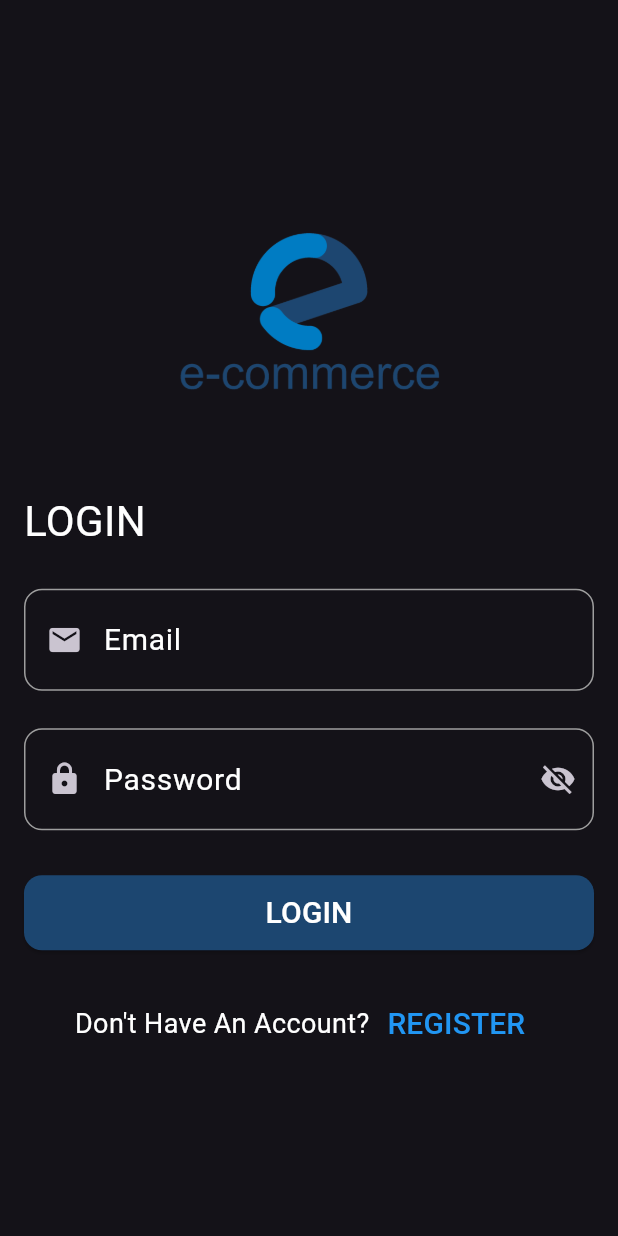
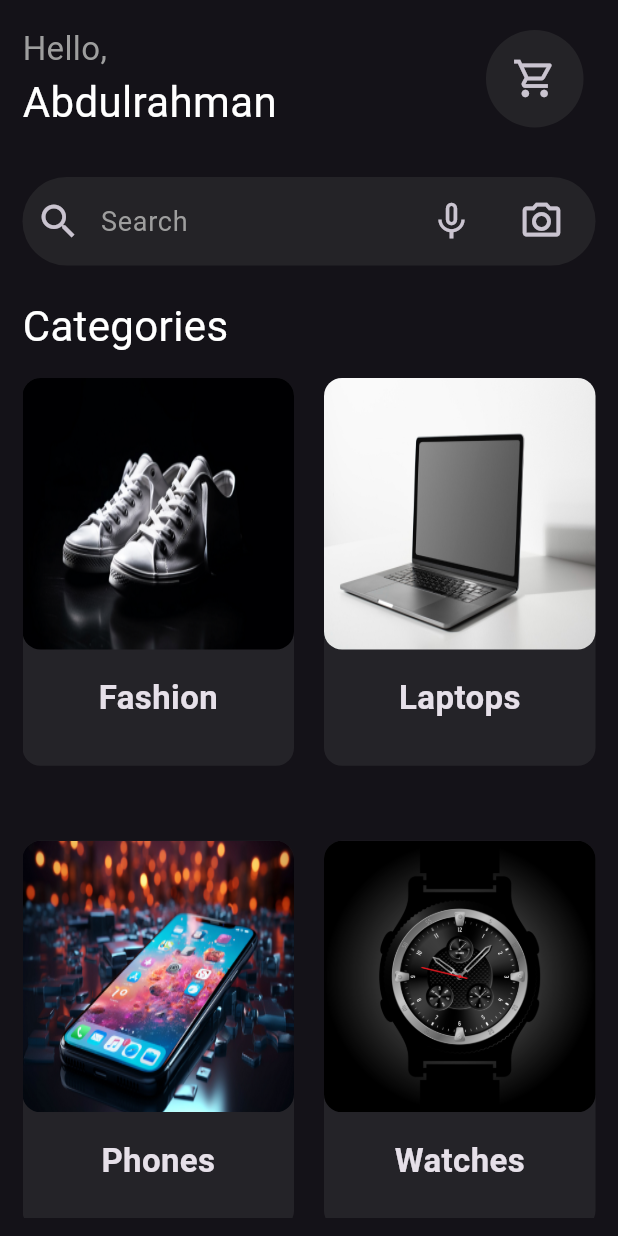
Before and after one commit to Kubbany/Mobile-Computing-Project, a Flutter app: the screen it shows after launch, after a tap on "LOGIN", on a phone screen of 412 x 824 dp. Run offline on Flutter 3.47's test engine with Material 3 defaults, Android fonts, the phone set to English and light mode, and no system bars.

Commit message:
category view UI Finished

```diff
--- a/lib/constants.dart
+++ b/lib/constants.dart
@@ -1,3 +1,6 @@
+import 'dart:ui';
+
 const kLoginView = "Login View";
 const kRegisterView = "Register View";
 const kCategoriesView = "Categories View";
+const kPrimaryColor = Color(0xff242327);
--- /dev/null
+++ b/lib/features/home/data/models/category_item_model.dart
@@ -0,0 +1,6 @@
+class CategoryItemModel {
+  final String image;
+  final String categoryName;
+
+  const CategoryItemModel({required this.image, required this.categoryName});
+}
--- /dev/null
+++ b/lib/features/home/presentation/views/categories_view.dart
@@ -0,0 +1,14 @@
+import 'package:ecommerce_app/constants.dart';
+import 'package:ecommerce_app/features/home/presentation/views/widgets/categories_view_body.dart';
+import 'package:flutter/material.dart';
+
+class CategoriesView extends StatelessWidget {
+  const CategoriesView({super.key});
+  static const String id = kCategoriesView;
+  @override
+  Widget build(BuildContext context) {
+    return const Scaffold(
+      body: CategoriesViewBody(),
+    );
+  }
+}
--- /dev/null
+++ b/lib/features/home/presentation/views/widgets/categories_grid_view.dart
@@ -0,0 +1,10 @@
+import 'package:flutter/material.dart';
+
+class CategoriesGridView extends StatelessWidget {
+  const CategoriesGridView({super.key});
+
+  @override
+  Widget build(BuildContext context) {
+    return const Placeholder();
+  }
+}
--- /dev/null
+++ b/lib/features/home/presentation/views/widgets/categories_view_body.dart
@@ -0,0 +1,46 @@
+import 'package:ecommerce_app/features/home/presentation/views/widgets/category_grid_view.dart';
+import 'package:ecommerce_app/features/home/presentation/views/widgets/custom_app_bar.dart';
+import 'package:ecommerce_app/features/home/presentation/views/widgets/custom_search_field.dart';
+import 'package:flutter/material.dart';
+
+class CategoriesViewBody extends StatelessWidget {
+  const CategoriesViewBody({super.key});
+
+  @override
+  Widget build(BuildContext context) {
+    return const SafeArea(
+      child: Padding(
+        padding: EdgeInsets.symmetric(
+          vertical: 12,
+          horizontal: 15,
+        ),
+        child: Column(
+          crossAxisAlignment: CrossAxisAlignment.start,
+          children: [
+            CustomAppBar(),
+            SizedBox(
+              height: 25,
+            ),
+            CustomSearchField(),
+            SizedBox(
+              height: 20,
+            ),
+            Text(
+              "Categories",
+              style: TextStyle(
+                fontSize: 28,
+                color: Colors.white,
+              ),
+            ),
+            SizedBox(
+              height: 15,
+            ),
+            Expanded(
+              child: CategoryGridView(),
+            ),
+          ],
+        ),
+      ),
+    );
+  }
+}
--- /dev/null
+++ b/lib/features/home/presentation/views/widgets/category_grid_view.dart
@@ -0,0 +1,32 @@
+import 'package:ecommerce_app/features/home/data/models/category_item_model.dart';
+import 'package:ecommerce_app/features/home/presentation/views/widgets/category_item.dart';
+import 'package:flutter/material.dart';
+
+class CategoryGridView extends StatelessWidget {
+  const CategoryGridView({super.key});
+  static const List<CategoryItemModel> items = [
+    CategoryItemModel(
+        image: "assets/images/fashion.jpg", categoryName: "Fashion"),
+    CategoryItemModel(
+        image: "assets/images/laptops.jpg", categoryName: "Laptops"),
+    CategoryItemModel(
+        image: "assets/images/phones.jpg", categoryName: "Phones"),
+    CategoryItemModel(
+        image: "assets/images/watches.jpg", categoryName: "Watches"),
+  ];
+  @override
+  Widget build(BuildContext context) {
+    return GridView.builder(
+      itemCount: items.length,
+      gridDelegate: const SliverGridDelegateWithFixedCrossAxisCount(
+        crossAxisCount: 2,
+        childAspectRatio: 0.7,
+        crossAxisSpacing: 20,
+        mainAxisSpacing: 50,
+      ),
+      itemBuilder: (context, index) => CategoryItem(
+        item: items[index],
+      ),
+    );
+  }
+}
--- /dev/null
+++ b/lib/features/home/presentation/views/widgets/category_item.dart
@@ -0,0 +1,48 @@
+import 'package:ecommerce_app/features/home/data/models/category_item_model.dart';
+import 'package:flutter/material.dart';
+
+class CategoryItem extends StatelessWidget {
+  const CategoryItem({
+    super.key,
+    required this.item,
+  });
+  final CategoryItemModel item;
+  @override
+  Widget build(BuildContext context) {
+    return Container(
+      padding: const EdgeInsets.only(
+        bottom: 30,
+      ),
+      decoration: BoxDecoration(
+        color: const Color(0xff242328),
+        borderRadius: BorderRadius.circular(12),
+      ),
+      child: Column(
+        children: [
+          ClipRRect(
+            borderRadius: BorderRadius.circular(12),
+            child: AspectRatio(
+              aspectRatio: 1,
+              child: Image.asset(
+                item.image,
+                fit: BoxFit.fill,
+              ),
+            ),
+          ),
+          const Expanded(
+            child: SizedBox(
+              height: 10,
+            ),
+          ),
+          Text(
+            item.categoryName,
+            style: const TextStyle(
+              fontSize: 22,
+              fontWeight: FontWeight.w700,
+            ),
+          ),
+        ],
+      ),
+    );
+  }
+}
--- /dev/null
+++ b/lib/features/home/presentation/views/widgets/custom_app_bar.dart
@@ -0,0 +1,52 @@
+import 'package:ecommerce_app/constants.dart';
+import 'package:flutter/material.dart';
+
+class CustomAppBar extends StatelessWidget {
+  const CustomAppBar({
+    super.key,
+  });
+
+  @override
+  Widget build(BuildContext context) {
+    return Row(
+      mainAxisAlignment: MainAxisAlignment.spaceBetween,
+      children: [
+        const Column(
+          crossAxisAlignment: CrossAxisAlignment.start,
+          children: [
+            Text(
+              "Hello,",
+              textAlign: TextAlign.start,
+              style: TextStyle(
+                fontSize: 22,
+                color: Colors.grey,
+              ),
+            ),
+            Text(
+              "Abdulrahman",
+              style: TextStyle(
+                fontSize: 28,
+                color: Colors.white,
+              ),
+            ),
+          ],
+        ),
+        IconButton(
+          onPressed: () {},
+          icon: Container(
+            width: 65,
+            height: 65,
+            decoration: const BoxDecoration(
+              color: kPrimaryColor,
+              shape: BoxShape.circle,
+            ),
+            child: const Icon(
+              Icons.shopping_cart_outlined,
+              size: 30,
+            ),
+          ),
+        ),
+      ],
+    );
+  }
+}
--- /dev/null
+++ b/lib/features/home/presentation/views/widgets/custom_search_field.dart
@@ -0,0 +1,62 @@
+import 'package:ecommerce_app/constants.dart';
+import 'package:flutter/material.dart';
+
+class CustomSearchField extends StatelessWidget {
+  const CustomSearchField({super.key});
+
+  @override
+  Widget build(BuildContext context) {
+    return TextField(
+      decoration: InputDecoration(
+        hintText: "Search",
+        hintStyle: const TextStyle(
+          fontSize: 18,
+          color: Colors.grey,
+        ),
+        prefixIcon: const Icon(
+          Icons.search,
+          size: 30,
+        ),
+        suffixIcon: Row(
+          mainAxisSize: MainAxisSize.min,
+          children: [
+            IconButton(
+              onPressed: () {},
+              icon: const Icon(
+                Icons.mic_none,
+                size: 30,
+              ),
+            ),
+            Padding(
+              padding: const EdgeInsets.symmetric(
+                horizontal: 12,
+              ),
+              child: IconButton(
+                onPressed: () {},
+                icon: const Icon(
+                  Icons.camera_alt_outlined,
+                  size: 30,
+                ),
+              ),
+            ),
+          ],
+        ),
+        filled: true,
+        fillColor: kPrimaryColor,
+        enabledBorder: buildBorder(),
+        focusedBorder: buildBorder(),
+      ),
+    );
+  }
+
+  OutlineInputBorder buildBorder() {
+    return OutlineInputBorder(
+      borderSide: const BorderSide(
+        color: Colors.transparent,
+      ),
+      borderRadius: BorderRadius.circular(
+        999,
+      ),
+    );
+  }
+}
--- a/lib/features/login&register/presentation/views/widgets/login_view_body.dart
+++ b/lib/features/login&register/presentation/views/widgets/login_view_body.dart
@@ -48,7 +48,9 @@ class LoginViewBody extends StatelessWidget {
                 height: 30,
               ),
               CustomButton(
-                onPressed: () {},
+                onPressed: () {
+                  Navigator.pushNamed(context, kCategoriesView);
+                },
                 title: "LOGIN",
               ),
               const SizedBox(
--- a/lib/main.dart
+++ b/lib/main.dart
@@ -1,9 +1,16 @@
 import 'package:ecommerce_app/constants.dart';
+import 'package:ecommerce_app/features/home/presentation/views/categories_view.dart';
 import 'package:ecommerce_app/features/login&register/presentation/views/login_view.dart';
 import 'package:ecommerce_app/features/login&register/presentation/views/register_view.dart';
 import 'package:flutter/material.dart';
+import 'package:flutter/services.dart';
 
 void main() {
+  SystemChrome.setSystemUIOverlayStyle(
+    const SystemUiOverlayStyle(
+      statusBarColor: Colors.transparent,
+    ),
+  );
   runApp(const EcommerceApp());
 }
 
@@ -21,6 +28,7 @@ class EcommerceApp extends StatelessWidget {
       routes: {
         kLoginView: (context) => const LoginView(),
         kRegisterView: (context) => const RegisterView(),
+        kCategoriesView: (context) => const CategoriesView(),
       },
     );
   }
```
Also changed, not shown: pubspec.yaml (+4 -11 lines), assets/images/fashion.jpg (added), assets/images/laptops.jpg (added), assets/images/phones.jpg (added), assets/images/watches.jpg (added), pubspec.lock.
